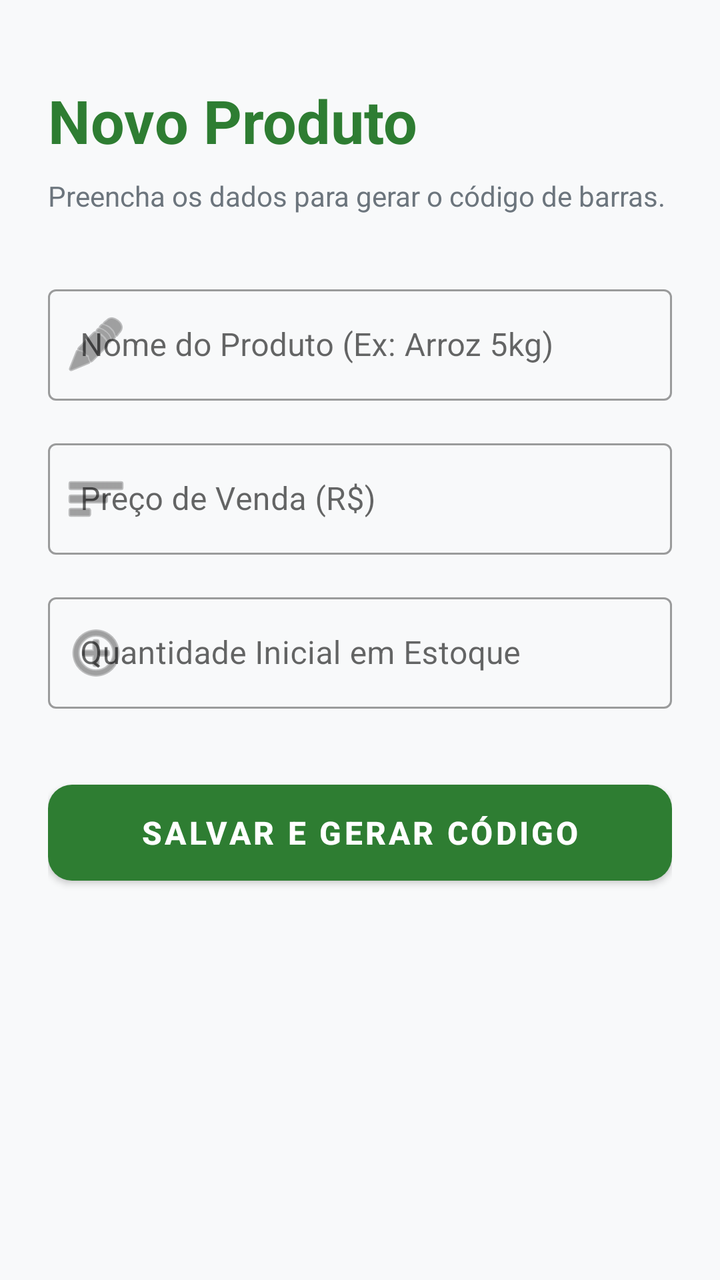
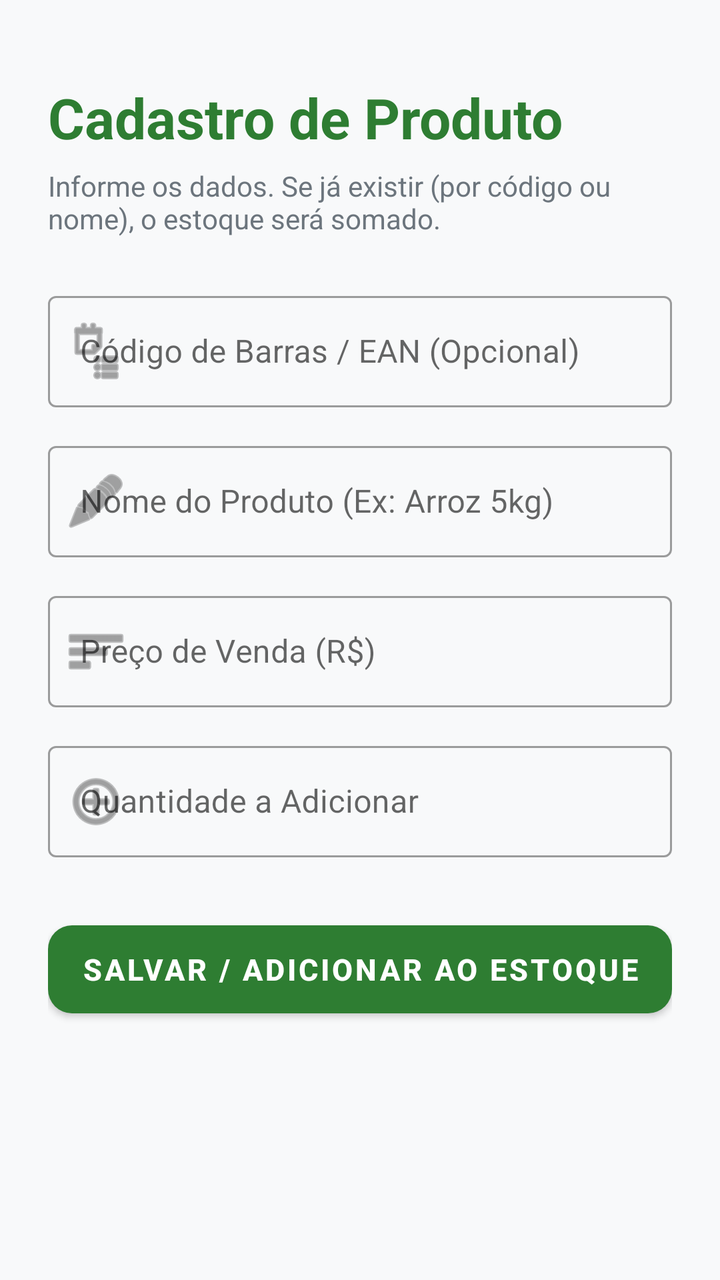

Before-and-after screenshots of an Android layout around one commit, followed by the original layout XML and the change that was made.
<!-- AndroidManifest.xml: application theme Theme.MaterialComponents.Light.NoActionBar -->
<!-- res/layout/activity_cadastro_produto.xml -->
<?xml version="1.0" encoding="utf-8"?>
<LinearLayout xmlns:android="http://schemas.android.com/apk/res/android"
    xmlns:app="http://schemas.android.com/apk/res-auto"
    android:layout_width="match_parent"
    android:layout_height="match_parent"
    android:orientation="vertical"
    android:padding="24dp"
    android:background="#F8F9FA">

    <TextView
        android:layout_width="wrap_content"
        android:layout_height="wrap_content"
        android:text="Novo Produto"
        android:textSize="30sp"
        android:textStyle="bold"
        android:textColor="#2E7D32"
        android:layout_marginBottom="8dp"
        android:layout_marginTop="16dp"/>

    <TextView
        android:layout_width="wrap_content"
        android:layout_height="wrap_content"
        android:text="Preencha os dados para gerar o código de barras."
        android:textSize="14sp"
        android:textColor="#6c757d"
        android:layout_marginBottom="32dp"/>

    
    <com.google.android.material.textfield.TextInputLayout
        style="@style/Widget.MaterialComponents.TextInputLayout.OutlinedBox"
        android:layout_width="match_parent"
        android:layout_height="wrap_content"
        android:hint="Nome do Produto (Ex: Arroz 5kg)"
        app:startIconDrawable="@android:drawable/ic_menu_edit"
        android:layout_marginBottom="16dp">

        <com.google.android.material.textfield.TextInputEditText
            android:id="@+id/edtProdutoNome"
            android:layout_width="match_parent"
            android:layout_height="wrap_content"
            android:inputType="textCapSentences" />
    </com.google.android.material.textfield.TextInputLayout>

    
    <com.google.android.material.textfield.TextInputLayout
        style="@style/Widget.MaterialComponents.TextInputLayout.OutlinedBox"
        android:layout_width="match_parent"
        android:layout_height="wrap_content"
        android:hint="Preço de Venda (R$)"
        app:startIconDrawable="@android:drawable/ic_menu_sort_by_size"
        android:layout_marginBottom="16dp">

        <com.google.android.material.textfield.TextInputEditText
            android:id="@+id/edtProdutoPreco"
            android:layout_width="match_parent"
            android:layout_height="wrap_content"
            android:inputType="numberDecimal" />
    </com.google.android.material.textfield.TextInputLayout>

    
    <com.google.android.material.textfield.TextInputLayout
        style="@style/Widget.MaterialComponents.TextInputLayout.OutlinedBox"
        android:layout_width="match_parent"
        android:layout_height="wrap_content"
        android:hint="Quantidade Inicial em Estoque"
        app:startIconDrawable="@android:drawable/ic_menu_add"
        android:layout_marginBottom="32dp">

        <com.google.android.material.textfield.TextInputEditText
            android:id="@+id/edtProdutoEstoque"
            android:layout_width="match_parent"
            android:layout_height="wrap_content"
            android:inputType="number" />
    </com.google.android.material.textfield.TextInputLayout>

    
    <com.google.android.material.button.MaterialButton
        android:id="@+id/btnSalvarProduto"
        android:layout_width="match_parent"
        android:layout_height="60dp"
        android:text="SALVAR E GERAR CÓDIGO"
        android:textSize="16sp"
        android:textStyle="bold"
        app:cornerRadius="12dp"
        app:backgroundTint="#2E7D32"/>

</LinearLayout>
<!-- resources referenced by this layout -->
<resources>

</resources>

<!-- the commit's change to res/layout/activity_cadastro_produto.xml (unified diff, before → after) -->
@@ -10,20 +10,36 @@
     <TextView
         android:layout_width="wrap_content"
         android:layout_height="wrap_content"
-        android:text="Novo Produto"
-        android:textSize="30sp"
+        android:text="Cadastro de Produto"
+        android:textSize="28sp"
         android:textStyle="bold"
         android:textColor="#2E7D32"
-        android:layout_marginBottom="8dp"
+        android:layout_marginBottom="6dp"
         android:layout_marginTop="16dp"/>
 
     <TextView
         android:layout_width="wrap_content"
         android:layout_height="wrap_content"
-        android:text="Preencha os dados para gerar o código de barras."
+        android:text="Informe os dados. Se já existir (por código ou nome), o estoque será somado."
         android:textSize="14sp"
         android:textColor="#6c757d"
-        android:layout_marginBottom="32dp"/>
+        android:layout_marginBottom="24dp"/>
+
+    
+    <com.google.android.material.textfield.TextInputLayout
+        style="@style/Widget.MaterialComponents.TextInputLayout.OutlinedBox"
+        android:layout_width="match_parent"
+        android:layout_height="wrap_content"
+        android:hint="Código de Barras / EAN (Opcional)"
+        app:startIconDrawable="@android:drawable/ic_menu_agenda"
+        android:layout_marginBottom="14dp">
+
+        <com.google.android.material.textfield.TextInputEditText
+            android:id="@+id/edtProdutoCodigo"
+            android:layout_width="match_parent"
+            android:layout_height="wrap_content"
+            android:inputType="text" />
+    </com.google.android.material.textfield.TextInputLayout>
 
     
     <com.google.android.material.textfield.TextInputLayout
@@ -32,7 +48,7 @@
         android:layout_height="wrap_content"
         android:hint="Nome do Produto (Ex: Arroz 5kg)"
         app:startIconDrawable="@android:drawable/ic_menu_edit"
-        android:layout_marginBottom="16dp">
+        android:layout_marginBottom="14dp">
 
         <com.google.android.material.textfield.TextInputEditText
             android:id="@+id/edtProdutoNome"
@@ -48,7 +64,7 @@
         android:layout_height="wrap_content"
         android:hint="Preço de Venda (R$)"
         app:startIconDrawable="@android:drawable/ic_menu_sort_by_size"
-        android:layout_marginBottom="16dp">
+        android:layout_marginBottom="14dp">
 
         <com.google.android.material.textfield.TextInputEditText
             android:id="@+id/edtProdutoPreco"
@@ -62,9 +78,9 @@
         style="@style/Widget.MaterialComponents.TextInputLayout.OutlinedBox"
         android:layout_width="match_parent"
         android:layout_height="wrap_content"
-        android:hint="Quantidade Inicial em Estoque"
+        android:hint="Quantidade a Adicionar"
         app:startIconDrawable="@android:drawable/ic_menu_add"
-        android:layout_marginBottom="32dp">
+        android:layout_marginBottom="28dp">
 
         <com.google.android.material.textfield.TextInputEditText
             android:id="@+id/edtProdutoEstoque"
@@ -77,9 +93,9 @@
     <com.google.android.material.button.MaterialButton
         android:id="@+id/btnSalvarProduto"
         android:layout_width="match_parent"
-        android:layout_height="60dp"
-        android:text="SALVAR E GERAR CÓDIGO"
-        android:textSize="16sp"
+        android:layout_height="56dp"
+        android:text="SALVAR / ADICIONAR AO ESTOQUE"
+        android:textSize="15sp"
         android:textStyle="bold"
         app:cornerRadius="12dp"
         app:backgroundTint="#2E7D32"/>
